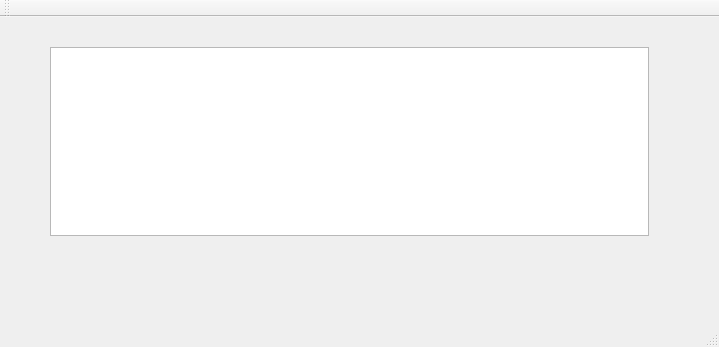
Above: mainwindow.ui from ipr/qkana before the change. Below: the same form after it.
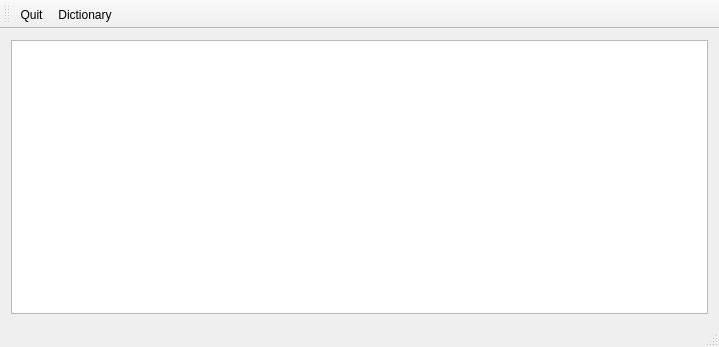
That is the form after the change.

```diff
--- a/mainwindow.ui
+++ b/mainwindow.ui
@@ -14,21 +14,15 @@
    <string>qkana</string>
   </property>
   <widget class="QWidget" name="centralWidget">
-   <widget class="QWidget" name="verticalLayoutWidget">
-    <property name="geometry">
-     <rect>
-      <x>39</x>
-      <y>19</y>
-      <width>621</width>
-      <height>211</height>
-     </rect>
-    </property>
-    <layout class="QVBoxLayout" name="verticalLayout">
-     <item>
-      <widget class="QTextBrowser" name="textBrowser"/>
-     </item>
-    </layout>
-   </widget>
+   <layout class="QVBoxLayout" name="verticalLayout_2">
+    <item>
+     <layout class="QVBoxLayout" name="verticalLayout">
+      <item>
+       <widget class="QTextBrowser" name="textBrowser"/>
+      </item>
+     </layout>
+    </item>
+   </layout>
   </widget>
   <widget class="QMenuBar" name="menuBar">
    <property name="geometry">
@@ -47,8 +41,26 @@
    <attribute name="toolBarBreak">
     <bool>false</bool>
    </attribute>
+   <addaction name="actionQuit"/>
+   <addaction name="actionDictionary"/>
   </widget>
   <widget class="QStatusBar" name="statusBar"/>
+  <action name="actionQuit">
+   <property name="text">
+    <string>Quit</string>
+   </property>
+   <property name="shortcut">
+    <string>Esc</string>
+   </property>
+  </action>
+  <action name="actionDictionary">
+   <property name="text">
+    <string>Dictionary</string>
+   </property>
+   <property name="toolTip">
+    <string>Append dictionary from file</string>
+   </property>
+  </action>
  </widget>
  <layoutdefault spacing="6" margin="11"/>
  <resources/>
```
Left out of the diff: 19 changed lines with no effect on the pictures.
